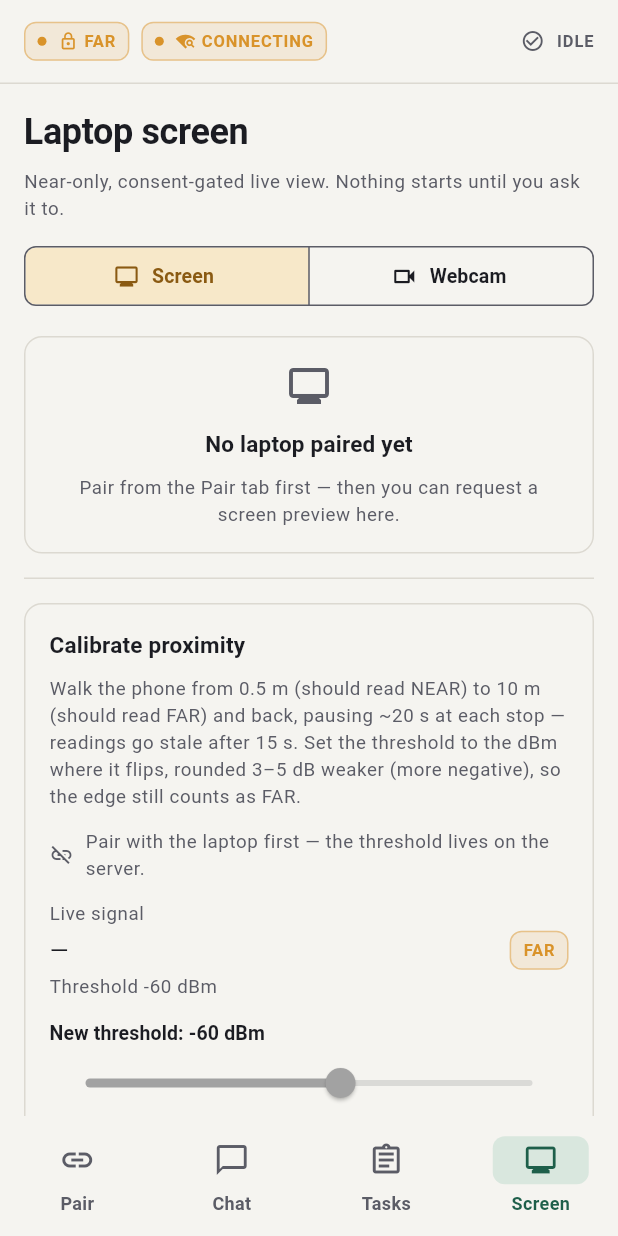
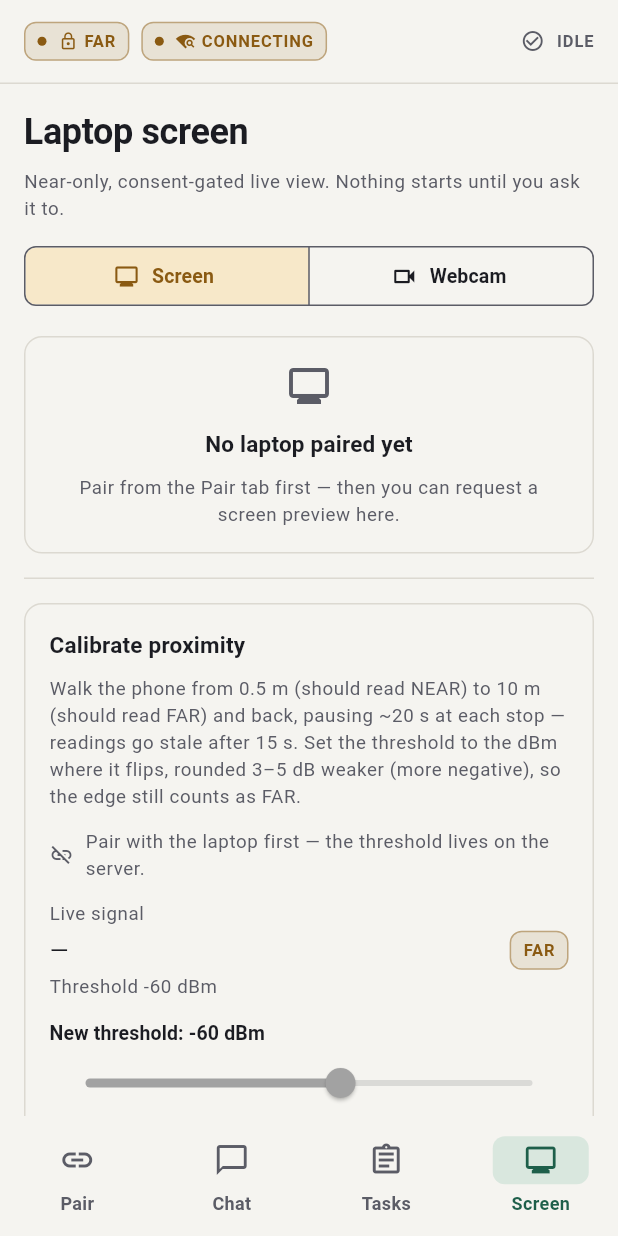
Before and after one commit to phoros-code/KREW, a Flutter app: the screen it shows after launch, item 4 of the bottom bar chosen, on a phone screen of 412 x 824 dp. Run offline on Flutter 3.47's test engine with Material 3 defaults, Android fonts, the phone set to English and light mode, and no system bars; our stand-ins replace flutter_blue_plus, flutter_secure_storage, permission_handler; missing offline and left inert: mjpeg_stream; Roboto replaces fonts that are missing (IBM Plex Sans, JetBrains Mono, Space Grotesk).

Commit message:
phaseC1: switch status and error surfaces to AA variants

```diff
--- a/mobile/lib/screens/calibrate_screen.dart
+++ b/mobile/lib/screens/calibrate_screen.dart
@@ -155,8 +155,16 @@ class _CalibrateScreenState extends State<CalibrateScreen> {
         final int? rssi = widget.proximity.lastRssi;
         final bool near = widget.proximity.isNear;
         final String? bleCause = widget.proximity.bleCause;
-        final Color pillColor =
-            near ? BuddyColors.success : BuddyColors.warning;
+        // Track C1: pill text uses accessible variants (≥4.5:1).
+        final Color pillText = near
+            ? (dark ? BuddyColors.successOnDark : BuddyColors.successOnLight)
+            : (dark ? BuddyColors.warningOnDark : BuddyColors.warningOnLight);
+        final Color warningText = dark
+            ? BuddyColors.warningOnDark
+            : BuddyColors.warningOnLight;
+        final Color errorText = dark
+            ? BuddyColors.errorOnDark
+            : BuddyColors.errorOnLight;
 
         return Container(
           width: double.infinity,
@@ -205,10 +213,10 @@ class _CalibrateScreenState extends State<CalibrateScreen> {
                 const SizedBox(height: BuddySpacing.s3),
                 Row(
                   children: <Widget>[
-                    const Icon(
+                    Icon(
                       Icons.bluetooth_disabled_outlined,
                       size: 16,
-                      color: BuddyColors.warning,
+                      color: warningText,
                     ),
                     const SizedBox(width: BuddySpacing.s2),
                     Expanded(
@@ -244,12 +252,12 @@ class _CalibrateScreenState extends State<CalibrateScreen> {
                       vertical: BuddySpacing.s1,
                     ),
                     decoration: BoxDecoration(
-                      color: pillColor.withValues(alpha: 0.12),
+                      color: pillText.withValues(alpha: 0.12),
                       borderRadius: const BorderRadius.all(
                         Radius.circular(BuddyRadii.interactive),
                       ),
                       border: Border.all(
-                        color: pillColor.withValues(alpha: 0.45),
+                        color: pillText.withValues(alpha: 0.45),
                       ),
                     ),
                     child: Text(
@@ -258,7 +266,7 @@ class _CalibrateScreenState extends State<CalibrateScreen> {
                         fontSize: 11,
                         fontWeight: FontWeight.w700,
                         letterSpacing: 0.6,
-                        color: pillColor,
+                        color: pillText,
                       ),
                     ),
                   ),
@@ -314,7 +322,7 @@ class _CalibrateScreenState extends State<CalibrateScreen> {
                 const SizedBox(height: BuddySpacing.s2),
                 Text(
                   _error!,
-                  style: small?.copyWith(color: BuddyColors.error),
+                  style: small?.copyWith(color: errorText),
                 ),
               ],
               const SizedBox(height: BuddySpacing.s3),
--- a/mobile/lib/widgets/mjpeg_player.dart
+++ b/mobile/lib/widgets/mjpeg_player.dart
@@ -237,6 +237,8 @@ class _MjpegPlayerState extends State<MjpegPlayer> {
     final bool dark = Theme.of(context).brightness == Brightness.dark;
     final Color muted =
         dark ? BuddyColors.inkMutedOnDark : BuddyColors.inkMutedOnLight;
+    final Color errorText =
+        dark ? BuddyColors.errorOnDark : BuddyColors.errorOnLight;
     final TextStyle? small = Theme.of(context).textTheme.bodySmall;
     // Host only — the URL query carries the live grant and is never shown.
     final String host = Uri.tryParse(widget.streamUrl)?.host ?? '';
@@ -251,10 +253,10 @@ class _MjpegPlayerState extends State<MjpegPlayer> {
           Column(
             mainAxisSize: MainAxisSize.min,
             children: <Widget>[
-              const Icon(
+              Icon(
                 Icons.error_outline,
                 size: 32,
-                color: BuddyColors.error,
+                color: errorText,
               ),
               const SizedBox(height: BuddySpacing.s3),
               Text(
--- a/mobile/lib/widgets/screen_preview.dart
+++ b/mobile/lib/widgets/screen_preview.dart
@@ -301,6 +301,12 @@ class _ScreenPreviewState extends State<ScreenPreview> {
     final Color hairline = dark
         ? BuddyColors.hairlineOnDark
         : BuddyColors.hairlineOnLight;
+    final Color warningText = dark
+        ? BuddyColors.warningOnDark
+        : BuddyColors.warningOnLight;
+    final Color errorText = dark
+        ? BuddyColors.errorOnDark
+        : BuddyColors.errorOnLight;
     final TextStyle? body = Theme.of(context).textTheme.bodyMedium;
     final TextStyle? small = Theme.of(context).textTheme.bodySmall;
 
@@ -337,10 +343,10 @@ class _ScreenPreviewState extends State<ScreenPreview> {
         child: Column(
           mainAxisSize: MainAxisSize.min,
           children: <Widget>[
-            const Icon(
+            Icon(
               Icons.lock_outline,
               size: 32,
-              color: BuddyColors.warning,
+              color: warningText,
             ),
             const SizedBox(height: BuddySpacing.s3),
             Text(
@@ -504,10 +510,10 @@ class _ScreenPreviewState extends State<ScreenPreview> {
           child: Column(
             mainAxisSize: MainAxisSize.min,
             children: <Widget>[
-              const Icon(
+              Icon(
                 Icons.error_outline,
                 size: 32,
-                color: BuddyColors.error,
+                color: errorText,
               ),
               const SizedBox(height: BuddySpacing.s3),
               Text(
@@ -546,10 +552,10 @@ class _ScreenPreviewState extends State<ScreenPreview> {
             child: Column(
               mainAxisSize: MainAxisSize.min,
               children: <Widget>[
-                const Icon(
+                Icon(
                   Icons.error_outline,
                   size: 32,
-                  color: BuddyColors.error,
+                  color: errorText,
                 ),
                 const SizedBox(height: BuddySpacing.s3),
                 Text(
--- a/mobile/lib/widgets/status_header.dart
+++ b/mobile/lib/widgets/status_header.dart
@@ -38,30 +38,45 @@ class StatusHeader extends StatelessWidget implements PreferredSizeWidget {
         : BuddyColors.hairlineOnLight;
 
     final bool near = proximity == ProximityMode.near;
-    final Color proxColor = near ? BuddyColors.success : BuddyColors.warning;
+    // Track C1: pill text/icons use accessible OnLight/OnDark variants
+    // (≥4.5:1); 6px dots keep the base hues where they already pass 3:1.
+    final Color proxText = near
+        ? (dark ? BuddyColors.successOnDark : BuddyColors.successOnLight)
+        : (dark ? BuddyColors.warningOnDark : BuddyColors.warningOnLight);
+    final Color proxDot = near
+        ? BuddyColors.success
+        : (dark ? BuddyColors.warning : BuddyColors.warningOnLight);
     final String proxSemantic = near
         ? 'Proximity near — full control available'
         : (farReason == null
               ? 'Proximity far — notifications only, commands blocked'
               : 'Proximity far — $farReason');
 
-    final Color connColor;
+    final Color connText;
+    final Color connDot;
     final String connLabel;
     final String connSemantic;
     final IconData connIcon;
     switch (connection) {
       case BuddyConnection.online:
-        connColor = BuddyColors.success;
+        connText = dark
+            ? BuddyColors.successOnDark
+            : BuddyColors.successOnLight;
+        connDot = BuddyColors.success;
         connLabel = 'ONLINE';
         connSemantic = 'Connection online — laptop reachable';
         connIcon = Icons.wifi;
       case BuddyConnection.offline:
-        connColor = BuddyColors.error;
+        connText = dark ? BuddyColors.errorOnDark : BuddyColors.errorOnLight;
+        connDot = BuddyColors.error;
         connLabel = 'OFFLINE';
         connSemantic = 'Connection offline — no route to laptop';
         connIcon = Icons.wifi_off;
       case BuddyConnection.unknown:
-        connColor = BuddyColors.warning;
+        connText = dark
+            ? BuddyColors.warningOnDark
+            : BuddyColors.warningOnLight;
+        connDot = dark ? BuddyColors.warning : BuddyColors.warningOnLight;
         connLabel = 'CONNECTING';
         connSemantic = 'Connection connecting — opening the live stream';
         connIcon = Icons.wifi_find;
@@ -80,14 +95,16 @@ class StatusHeader extends StatelessWidget implements PreferredSizeWidget {
       child: Row(
         children: <Widget>[
           _Pill(
-            color: proxColor,
+            color: proxText,
+            dot: proxDot,
             icon: near ? Icons.lock_open : Icons.lock_outline,
             label: near ? 'NEAR' : 'FAR',
             semantic: proxSemantic,
           ),
           const SizedBox(width: BuddySpacing.s2),
           _Pill(
-            color: connColor,
+            color: connText,
+            dot: connDot,
             icon: connIcon,
             label: connLabel,
             semantic: connSemantic,
@@ -137,12 +154,14 @@ class StatusHeader extends StatelessWidget implements PreferredSizeWidget {
 class _Pill extends StatelessWidget {
   const _Pill({
     required this.color,
+    required this.dot,
     required this.icon,
     required this.label,
     this.semantic,
   });
 
   final Color color;
+  final Color dot;
   final IconData icon;
   final String label;
   final String? semantic;
@@ -170,7 +189,7 @@ class _Pill extends StatelessWidget {
               width: 6,
               height: 6,
               decoration: BoxDecoration(
-                color: color,
+                color: dot,
                 shape: BoxShape.circle,
               ),
             ),
```
Also changed, not shown: mobile/lib/screens/chat_screen.dart (+10 -7 lines), mobile/lib/screens/pairing_screen.dart (+7 -4 lines), mobile/lib/screens/task_list_screen.dart (+7 -4 lines), mobile/lib/widgets/command_bar.dart (+5 -2 lines), mobile/lib/widgets/status_badge.dart (+34 -10 lines), mobile/lib/widgets/task_notification_banner.dart (+7 -1 lines).
